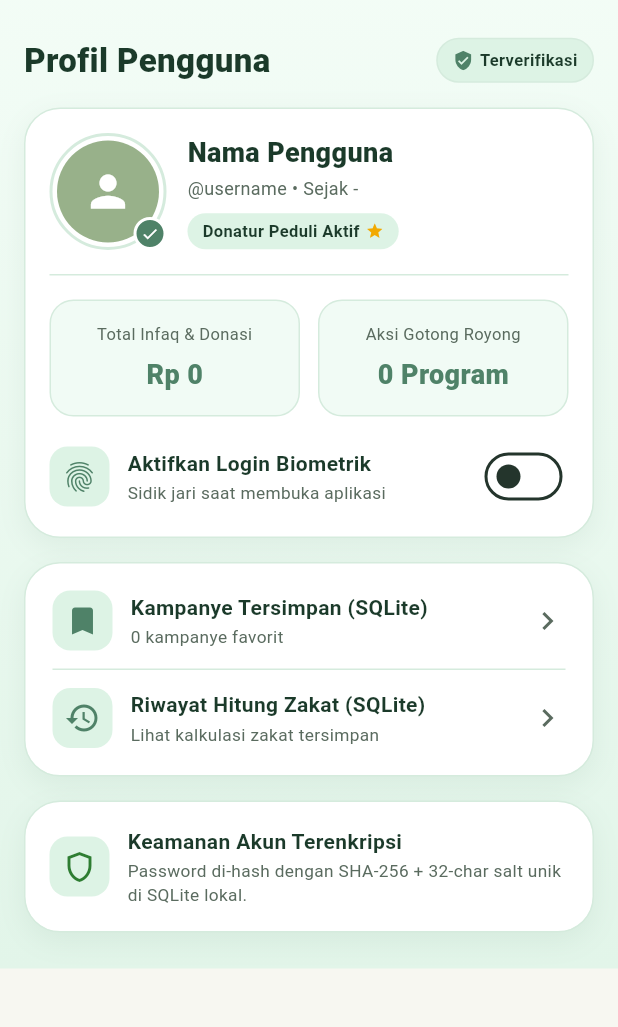
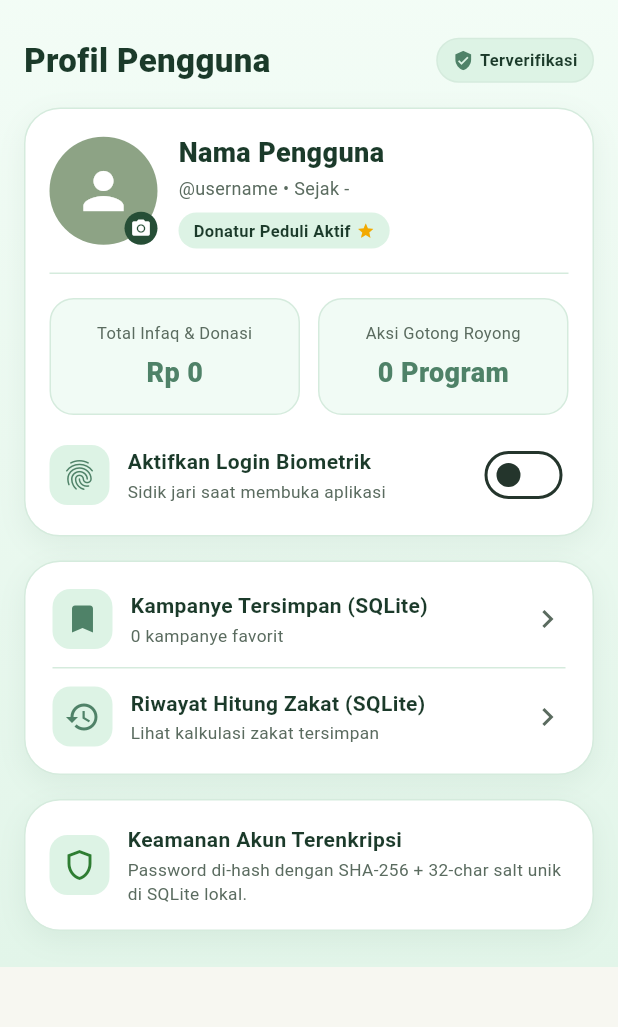
Before and after one commit to rizqiieh/PROJECT_AKHIR_KITABANTU, a Flutter app: the ProfilScreen screen opened directly, on a phone screen of 412 x 824 dp, the part 71-1098 px from its top. Run offline on Flutter 3.47's test engine with Material 3 defaults, Android fonts, the phone set to English and light mode, and no system bars; our stand-ins replace flutter_local_notifications, flutter_map, flutter_riverpod, flutter_secure_storage, geolocator, google_generative_ai and 7 more; missing offline and left inert: google_mlkit_text_recognition; accounts and stored records are empty.

Commit message:
menambahkan fungsi foto profil

```diff
--- a/lib/ui/screens/home/main_shell.dart
+++ b/lib/ui/screens/home/main_shell.dart
@@ -28,8 +28,9 @@ late final PageController _pageController;
   /// Tab 3 (Logout) tidak memiliki layar — hanya memicu dialog.
   final List<Widget> _screens = const [
     BerandaScreen(),
+    SaranKesanScreen(),
     ProfilScreen(),
-    SaranKesanScreen(),
+
   ];
 @override
   void initState() {
--- a/lib/ui/screens/profile/profil_screen.dart
+++ b/lib/ui/screens/profile/profil_screen.dart
@@ -7,6 +7,11 @@ import 'package:kitabantu/providers/campaign_provider.dart';
 import 'package:kitabantu/ui/screens/profile/bookmarks_screen.dart';
 import 'package:kitabantu/ui/screens/profile/zakat_history_screen.dart';
 import 'package:flutter_secure_storage/flutter_secure_storage.dart';
+import 'dart:io';
+import 'package:image_picker/image_picker.dart';
+import 'package:path_provider/path_provider.dart';
+import 'package:path/path.dart' as p;
+import '../../../data/models/user_model.dart';
 
 // Warna tambahan khusus halaman ini (nuansa mint sesuai desain Stitch)
 const _ink = Color(0xFF1B3A2A); // teks gelap kehijauan
@@ -32,7 +37,22 @@ class _ProfilScreenState extends ConsumerState<ProfilScreen> {
     super.initState();
     _loadBiometricSetting();
   }
+Future<void> _pickAndSaveImage(BuildContext context, WidgetRef ref) async {
+  final picker = ImagePicker();
+  final pickedFile = await picker.pickImage(
+    source: ImageSource.gallery,
+    imageQuality: 80,
+  );
 
+  if (pickedFile == null) return;
+
+  final appDir = await getApplicationDocumentsDirectory();
+  final fileName = 'avatar_${DateTime.now().millisecondsSinceEpoch}${p.extension(pickedFile.path)}';
+  final savedImage = await File(pickedFile.path).copy('${appDir.path}/$fileName');
+
+  // Update path ke SQLite & provider
+  await ref.read(authProvider.notifier).updateAvatar(savedImage.path);
+}
   Future<void> _loadBiometricSetting() async {
     final value = await _storage.read(key: 'biometric_enabled');
     if (mounted) {
@@ -316,39 +336,31 @@ class _ProfilScreenState extends ConsumerState<ProfilScreen> {
         ),
       );
 
-  Widget _buildAvatar(BuildContext context, WidgetRef ref, String? path) =>
+ Widget _buildAvatar(BuildContext context, WidgetRef ref, String? avatarPath) =>
     GestureDetector(
-        onTap: () => _showAvatarOptions(context, ref),
+      onTap: () => _pickAndSaveImage(context, ref),
       child: Stack(
-          clipBehavior: Clip.none,
         children: [
-            Container(
-              padding: const EdgeInsets.all(3),
-              decoration: BoxDecoration(
-                shape: BoxShape.circle,
-                border: Border.all(color: _mintBorder, width: 2),
-              ),
-              child: CircleAvatar(
-                radius: 34,
-                backgroundColor: AppColors.secondary,
-                backgroundImage: path != null ? FileImage(File(path)) : null,
-                child: path == null
-                    ? const Icon(Icons.person,
-                        size: 34, color: AppColors.onPrimary)
+          CircleAvatar(
+            radius: 36,
+            backgroundColor: const Color(0xFF8DA385),
+            backgroundImage: (avatarPath != null && File(avatarPath).existsSync())
+                ? FileImage(File(avatarPath))
+                : null,
+            child: (avatarPath == null || !File(avatarPath).existsSync())
+                ? const Icon(Icons.person, size: 40, color: Colors.white)
                 : null,
           ),
+          Positioned(
+            bottom: 0,
+            right: 0,
+            child: Container(
+              padding: const EdgeInsets.all(4),
+              decoration: const BoxDecoration(
+                color: Color(0xFF264E36),
+                shape: BoxShape.circle,
               ),
-            Positioned(
-              right: 0,
-              bottom: 0,
-              child: Container(
-                padding: const EdgeInsets.all(3),
-                decoration: BoxDecoration(
-                  color: AppColors.primary,
-                  shape: BoxShape.circle,
-                  border: Border.all(color: Colors.white, width: 2),
-                ),
-                child: const Icon(Icons.check, size: 12, color: Colors.white),
+              child: const Icon(Icons.camera_alt, size: 14, color: Colors.white),
             ),
           ),
         ],
--- a/pubspec.yaml
+++ b/pubspec.yaml
@@ -9,7 +9,7 @@ environment:
 dependencies:
   flutter:
     sdk: flutter
-  image_picker: ^1.1.2
+  image_picker: ^1.2.4
   google_mlkit_text_recognition: ^0.13.0
   # --- State Management (Bab 3) ---
   flutter_riverpod: ^2.6.1
@@ -46,6 +46,7 @@ dependencies:
 
   # --- Notifikasi Lokal (Bab 3) ---
   flutter_local_notifications: ^18.0.1
+  path_provider: ^2.1.6
 
 dev_dependencies:
   flutter_test:
```
Also changed, not shown: lib/data/local/database_helper.dart (+9 -1 lines), lib/ui/screens/auth/login_screen.dart (+1 -42 lines), pubspec.lock. Lines whose indentation alone changed are shown as unchanged.
